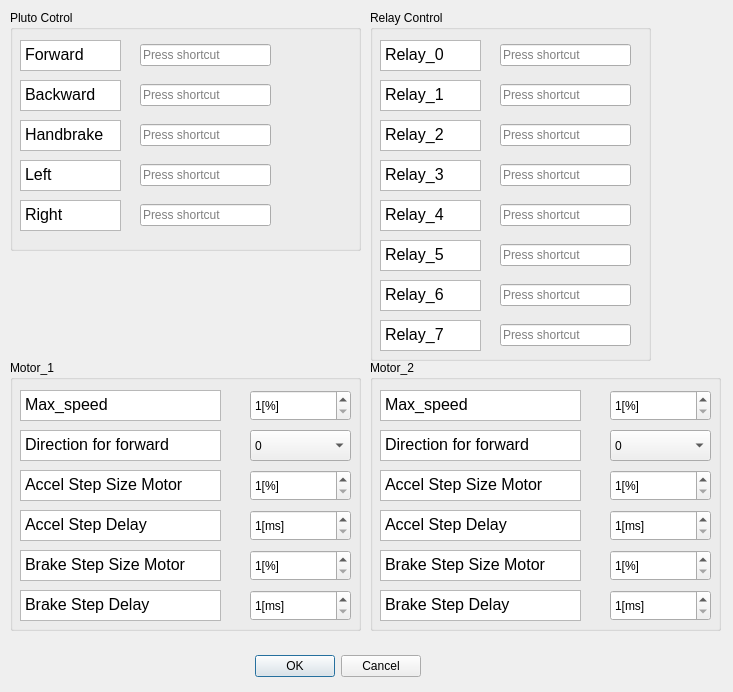
Qt form ui/control_config.ui (jruelli/pluto_control) before a commit.
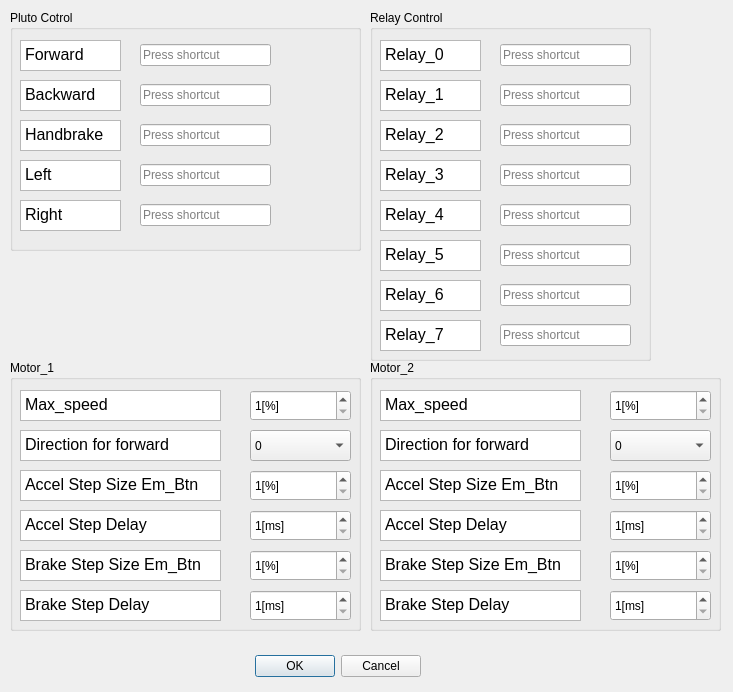
The same form after that commit.

Patch:
```diff
--- a/ui/control_config.ui
+++ b/ui/control_config.ui
@@ -597,7 +597,7 @@
 &lt;html&gt;&lt;head&gt;&lt;meta name=&quot;qrichtext&quot; content=&quot;1&quot; /&gt;&lt;style type=&quot;text/css&quot;&gt;
 p, li { white-space: pre-wrap; }
 &lt;/style&gt;&lt;/head&gt;&lt;body style=&quot; font-family:'MS Shell Dlg 2'; font-size:8.25pt; font-weight:400; font-style:normal;&quot;&gt;
-&lt;p style=&quot; margin-top:0px; margin-bottom:0px; margin-left:0px; margin-right:0px; -qt-block-indent:0; text-indent:0px;&quot;&gt;&lt;span style=&quot; font-size:12pt;&quot;&gt;Brake Step Size Motor&lt;/span&gt;&lt;/p&gt;&lt;/body&gt;&lt;/html&gt;</string>
+&lt;p style=&quot; margin-top:0px; margin-bottom:0px; margin-left:0px; margin-right:0px; -qt-block-indent:0; text-indent:0px;&quot;&gt;&lt;span style=&quot; font-size:12pt;&quot;&gt;Brake Step Size Em_Btn&lt;/span&gt;&lt;/p&gt;&lt;/body&gt;&lt;/html&gt;</string>
     </property>
    </widget>
    <widget class="QTextEdit" name="tE_Accel_delay_1">
@@ -679,7 +679,7 @@
 &lt;html&gt;&lt;head&gt;&lt;meta name=&quot;qrichtext&quot; content=&quot;1&quot; /&gt;&lt;style type=&quot;text/css&quot;&gt;
 p, li { white-space: pre-wrap; }
 &lt;/style&gt;&lt;/head&gt;&lt;body style=&quot; font-family:'MS Shell Dlg 2'; font-size:8.25pt; font-weight:400; font-style:normal;&quot;&gt;
-&lt;p style=&quot; margin-top:0px; margin-bottom:0px; margin-left:0px; margin-right:0px; -qt-block-indent:0; text-indent:0px;&quot;&gt;&lt;span style=&quot; font-size:12pt;&quot;&gt;Accel Step Size Motor&lt;/span&gt;&lt;/p&gt;&lt;/body&gt;&lt;/html&gt;</string>
+&lt;p style=&quot; margin-top:0px; margin-bottom:0px; margin-left:0px; margin-right:0px; -qt-block-indent:0; text-indent:0px;&quot;&gt;&lt;span style=&quot; font-size:12pt;&quot;&gt;Accel Step Size Em_Btn&lt;/span&gt;&lt;/p&gt;&lt;/body&gt;&lt;/html&gt;</string>
     </property>
    </widget>
    <widget class="QSpinBox" name="sB_Brake_delay_1">
@@ -857,7 +857,7 @@
 &lt;html&gt;&lt;head&gt;&lt;meta name=&quot;qrichtext&quot; content=&quot;1&quot; /&gt;&lt;style type=&quot;text/css&quot;&gt;
 p, li { white-space: pre-wrap; }
 &lt;/style&gt;&lt;/head&gt;&lt;body style=&quot; font-family:'MS Shell Dlg 2'; font-size:8.25pt; font-weight:400; font-style:normal;&quot;&gt;
-&lt;p style=&quot; margin-top:0px; margin-bottom:0px; margin-left:0px; margin-right:0px; -qt-block-indent:0; text-indent:0px;&quot;&gt;&lt;span style=&quot; font-size:12pt;&quot;&gt;Brake Step Size Motor&lt;/span&gt;&lt;/p&gt;&lt;/body&gt;&lt;/html&gt;</string>
+&lt;p style=&quot; margin-top:0px; margin-bottom:0px; margin-left:0px; margin-right:0px; -qt-block-indent:0; text-indent:0px;&quot;&gt;&lt;span style=&quot; font-size:12pt;&quot;&gt;Brake Step Size Em_Btn&lt;/span&gt;&lt;/p&gt;&lt;/body&gt;&lt;/html&gt;</string>
     </property>
    </widget>
    <widget class="QTextEdit" name="tE_Accel_delay_2">
@@ -939,7 +939,7 @@
 &lt;html&gt;&lt;head&gt;&lt;meta name=&quot;qrichtext&quot; content=&quot;1&quot; /&gt;&lt;style type=&quot;text/css&quot;&gt;
 p, li { white-space: pre-wrap; }
 &lt;/style&gt;&lt;/head&gt;&lt;body style=&quot; font-family:'MS Shell Dlg 2'; font-size:8.25pt; font-weight:400; font-style:normal;&quot;&gt;
-&lt;p style=&quot; margin-top:0px; margin-bottom:0px; margin-left:0px; margin-right:0px; -qt-block-indent:0; text-indent:0px;&quot;&gt;&lt;span style=&quot; font-size:12pt;&quot;&gt;Accel Step Size Motor&lt;/span&gt;&lt;/p&gt;&lt;/body&gt;&lt;/html&gt;</string>
+&lt;p style=&quot; margin-top:0px; margin-bottom:0px; margin-left:0px; margin-right:0px; -qt-block-indent:0; text-indent:0px;&quot;&gt;&lt;span style=&quot; font-size:12pt;&quot;&gt;Accel Step Size Em_Btn&lt;/span&gt;&lt;/p&gt;&lt;/body&gt;&lt;/html&gt;</string>
     </property>
    </widget>
    <widget class="QSpinBox" name="sB_Brake_delay_2">
```
